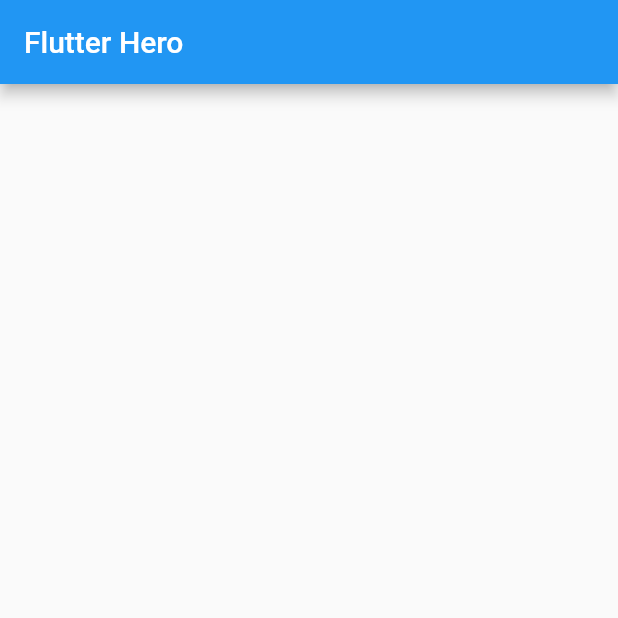
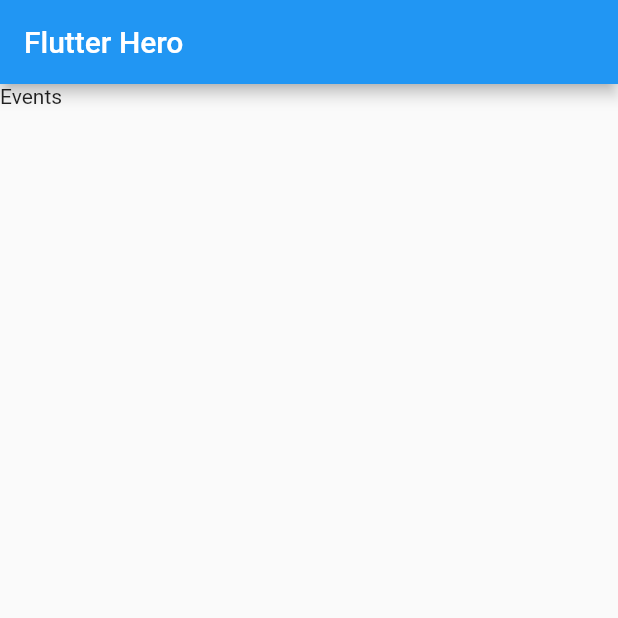
Before and after one commit to tomgilder/flutter-hero, a Flutter app: the HomePage screen opened directly, on a phone screen of 412 x 824 dp, the top half of it. Run offline on Flutter 3.47's test engine with Material 2 defaults, Android fonts, the phone set to English and light mode, and no system bars.

Commit message:
Add pages

```diff
--- /dev/null
+++ b/flutter_hero/lib/events_page.dart
@@ -0,0 +1,8 @@
+import 'package:flutter/material.dart';
+
+class EventsPage extends StatelessWidget {
+  @override
+  Widget build(BuildContext context) {
+    return Container(child: Text("Events"));
+  }
+}
--- a/flutter_hero/lib/home_page.dart
+++ b/flutter_hero/lib/home_page.dart
@@ -1,5 +1,8 @@
 
 import 'package:flutter/material.dart';
+import 'package:flutter_hero/people_page.dart';
+
+import 'events_page.dart';
 
 class HomePage extends StatelessWidget {
   @override
@@ -32,8 +35,8 @@ class HomePage extends StatelessWidget {
           ),
           body: TabBarView(
             children: [
-              Container(),
-              Container(),
+              EventsPage(),
+              PeoplePage(),
             ],
           ),
         ),
```
Also changed, not shown: flutter_hero/lib/people_page.dart (added, +8 -0 lines).
